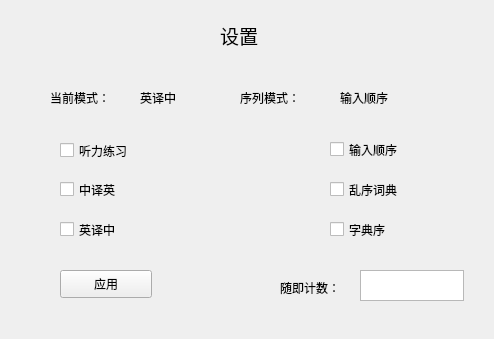
guderian96/englishStudySoftware, file settings.ui: the form before one commit.
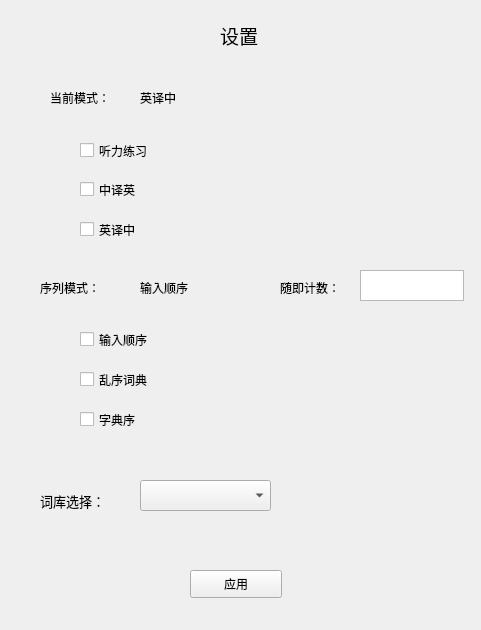
The form after the commit.

```diff
--- a/settings.ui
+++ b/settings.ui
@@ -6,8 +6,8 @@
    <rect>
     <x>0</x>
     <y>0</y>
-    <width>494</width>
-    <height>339</height>
+    <width>481</width>
+    <height>630</height>
    </rect>
   </property>
   <property name="windowTitle">
@@ -74,7 +74,7 @@
   <widget class="QCheckBox" name="chineseToEnglishMode">
    <property name="geometry">
     <rect>
-     <x>60</x>
+     <x>80</x>
      <y>180</y>
      <width>88</width>
      <height>19</height>
@@ -87,7 +87,7 @@
   <widget class="QCheckBox" name="ListenMode">
    <property name="geometry">
     <rect>
-     <x>60</x>
+     <x>80</x>
      <y>140</y>
      <width>91</width>
      <height>21</height>
@@ -100,8 +100,8 @@
   <widget class="QCheckBox" name="randomMode">
    <property name="geometry">
     <rect>
-     <x>330</x>
-     <y>180</y>
+     <x>80</x>
+     <y>370</y>
      <width>88</width>
      <height>19</height>
     </rect>
@@ -113,8 +113,8 @@
   <widget class="QPushButton" name="applyButton">
    <property name="geometry">
     <rect>
-     <x>60</x>
-     <y>270</y>
+     <x>190</x>
+     <y>570</y>
      <width>92</width>
      <height>28</height>
     </rect>
@@ -139,8 +139,8 @@
   <widget class="QLabel" name="listMode">
    <property name="geometry">
     <rect>
-     <x>340</x>
-     <y>90</y>
+     <x>140</x>
+     <y>280</y>
      <width>72</width>
      <height>15</height>
     </rect>
@@ -152,8 +152,8 @@
   <widget class="QCheckBox" name="dictionaryMode">
    <property name="geometry">
     <rect>
-     <x>330</x>
-     <y>220</y>
+     <x>80</x>
+     <y>410</y>
      <width>88</width>
      <height>19</height>
     </rect>
@@ -165,8 +165,8 @@
   <widget class="QLabel" name="label_5">
    <property name="geometry">
     <rect>
-     <x>240</x>
-     <y>90</y>
+     <x>40</x>
+     <y>280</y>
      <width>72</width>
      <height>15</height>
     </rect>
@@ -178,7 +178,7 @@
   <widget class="QCheckBox" name="englishToChineseMode">
    <property name="geometry">
     <rect>
-     <x>60</x>
+     <x>80</x>
      <y>220</y>
      <width>88</width>
      <height>19</height>
@@ -191,8 +191,8 @@
   <widget class="QCheckBox" name="inputMode">
    <property name="geometry">
     <rect>
-     <x>330</x>
-     <y>140</y>
+     <x>80</x>
+     <y>330</y>
      <width>88</width>
      <height>19</height>
     </rect>
@@ -201,6 +201,35 @@
     <string>输入顺序</string>
    </property>
   </widget>
+  <widget class="QComboBox" name="comboBoxWordLists">
+   <property name="geometry">
+    <rect>
+     <x>140</x>
+     <y>480</y>
+     <width>131</width>
+     <height>31</height>
+    </rect>
+   </property>
+  </widget>
+  <widget class="QLabel" name="label_4">
+   <property name="geometry">
+    <rect>
+     <x>40</x>
+     <y>490</y>
+     <width>91</width>
+     <height>21</height>
+    </rect>
+   </property>
+   <property name="font">
+    <font>
+     <family>Adobe Arabic</family>
+     <pointsize>10</pointsize>
+    </font>
+   </property>
+   <property name="text">
+    <string>词库选择：</string>
+   </property>
+  </widget>
  </widget>
  <resources/>
  <connections/>
```
